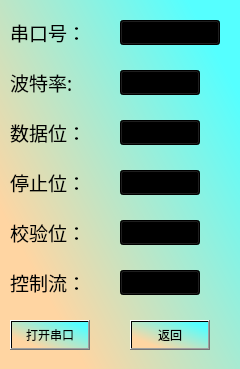
Before: the Qt Designer form serport_dialog.ui in SWX-TJ/RobotVisionClient, drawn with Qt 5.
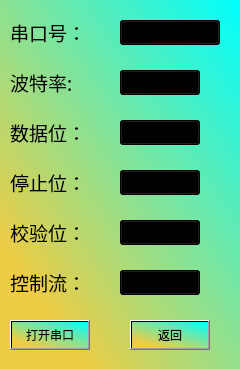
After: the same form once the commit is applied. Icons and pictures are not drawn.

Commit message: modify the software color.

Diff of the .ui file:
```diff
--- a/serport_dialog.ui
+++ b/serport_dialog.ui
@@ -18,7 +18,7 @@
     <normaloff>:/icon_image/resource/robot.ico</normaloff>:/icon_image/resource/robot.ico</iconset>
   </property>
   <property name="styleSheet">
-   <string notr="true">background-color: qlineargradient(spread:pad, x1:0.943, y1:0.193182, x2:0.187, y2:0.818182, stop:0 rgba(85, 255, 255, 255), stop:0.982955 rgba(255, 213, 162, 255));
+   <string notr="true">background-color: qlineargradient(spread:pad, x1:0.199, y1:0.852273, x2:1, y2:0, stop:0 rgba(238, 204, 68, 255), stop:1 rgba(0, 255, 255, 255));
 font: 14pt &quot;华文新魏&quot;;</string>
   </property>
   <widget class="QLabel" name="port_label">
```
The commit also changes 9 other files.
